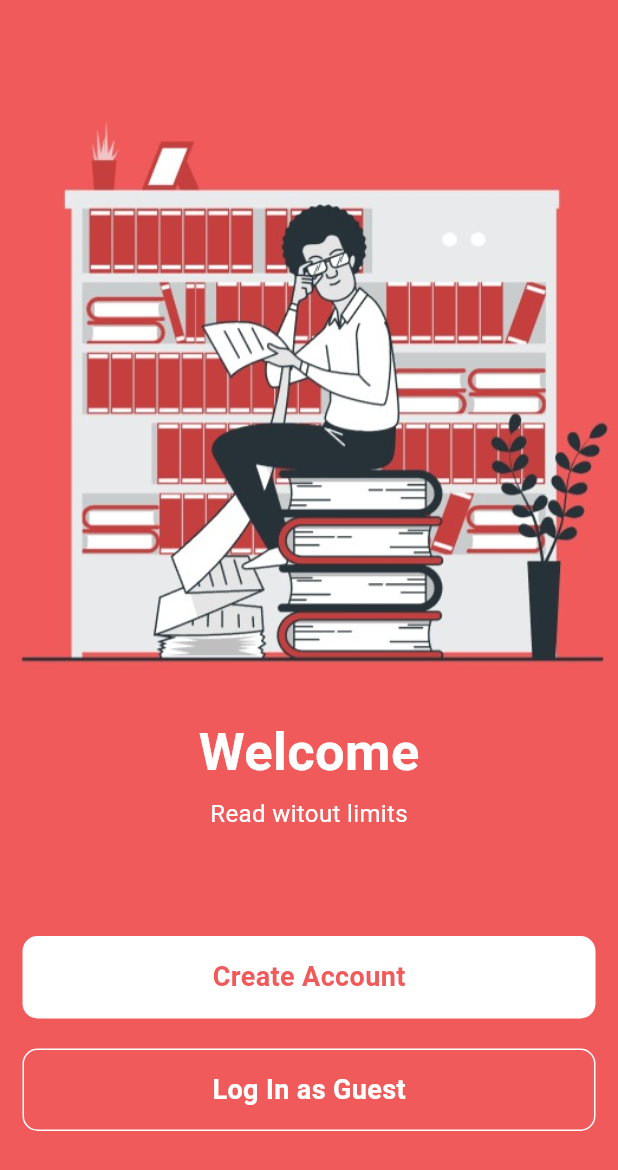
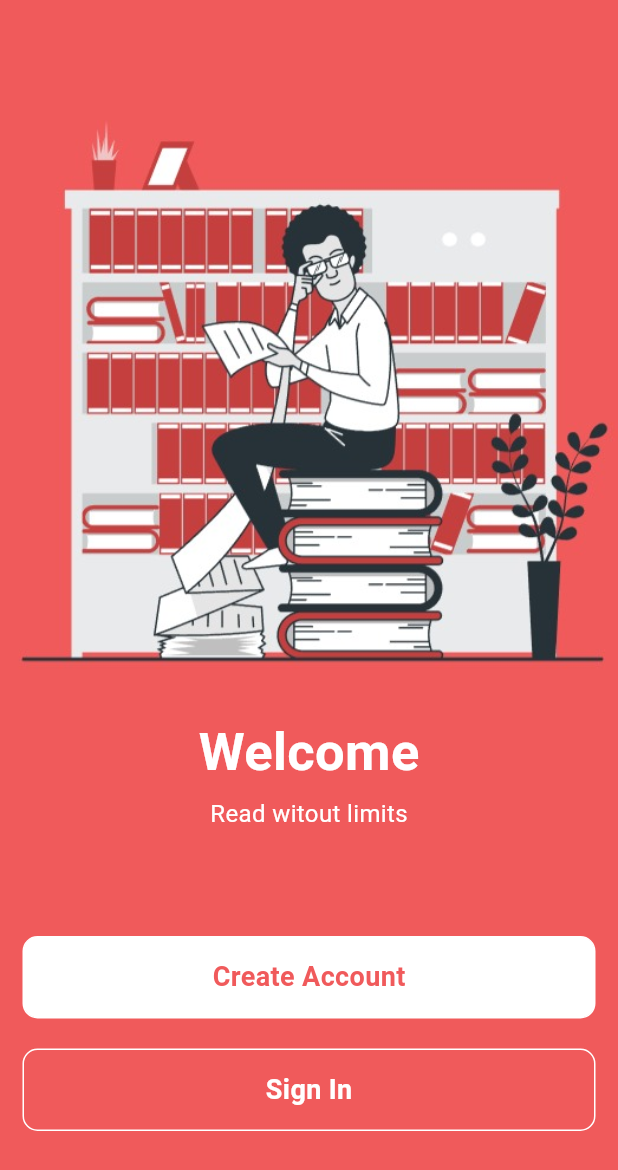
Before and after one commit to omarashour222/ebook_app, a Flutter app: the screen it shows after launch, on a phone screen of 412 x 824 dp. Shown: the top 1170 px of the screen. Run offline on Flutter 3.47's test engine with Material 3 defaults, Android fonts, the light colour scheme and no system bars; our stand-ins replace bloc, flutter_bloc, get.

Commit message:
added Login screen ui

```diff
--- a/lib/features/onboarding/presentation/views/widgets/onboarding_view_body.dart
+++ b/lib/features/onboarding/presentation/views/widgets/onboarding_view_body.dart
@@ -1,6 +1,8 @@
 import 'package:ebook_app/constants.dart';
 import 'package:ebook_app/features/onboarding/presentation/views/widgets/custom_bottom.dart';
+import 'package:ebook_app/features/signin_screen/views/signin_view.dart';
 import 'package:flutter/material.dart';
+import 'package:get/get.dart';
 
 class OnboardingViewBody extends StatelessWidget {
   const OnboardingViewBody({super.key});
@@ -41,10 +43,15 @@ class OnboardingViewBody extends StatelessWidget {
         SizedBox(
           height: 20,
         ),
-        CustomButtom(
-          color: kPrimaryColor,
-          text: 'Log In as Guest',
-          textColor: Colors.white,
+        GestureDetector(
+          onTap: () {
+            Get.to(() => const SigninView());
+          },
+          child: CustomButtom(
+            color: kPrimaryColor,
+            text: 'Sign In',
+            textColor: Colors.white,
+          ),
         ),
         SizedBox(
           height: 70,
--- /dev/null
+++ b/lib/features/signin_screen/cubit/sign_in_cubit.dart
@@ -0,0 +1,21 @@
+import 'package:bloc/bloc.dart';
+import 'package:flutter/material.dart';
+import 'package:meta/meta.dart';
+
+part 'sign_in_state.dart';
+
+class SignInCubit extends Cubit<SignInState> {
+  final TextEditingController userNameController = TextEditingController();
+  bool istextObsecured = true;
+  SignInCubit() : super(SignInInitial());
+
+  void clearText() {
+    userNameController.text = '';
+    emit(ClearText());
+  }
+
+  void showingPass() {
+    istextObsecured = !istextObsecured;
+    emit(ShowingPass());
+  }
+}
--- /dev/null
+++ b/lib/features/signin_screen/cubit/sign_in_state.dart
@@ -0,0 +1,10 @@
+part of 'sign_in_cubit.dart';
+
+@immutable
+sealed class SignInState {}
+
+final class SignInInitial extends SignInState {}
+
+final class ClearText extends SignInState {}
+
+final class ShowingPass extends SignInState {}
--- a/lib/main.dart
+++ b/lib/main.dart
@@ -1,4 +1,5 @@
 import 'package:ebook_app/features/onboarding/presentation/views/onboarding_view.dart';
+import 'package:ebook_app/features/signin_screen/cubit/sign_in_cubit.dart';
 import 'package:ebook_app/features/splash_screen/cubit/splash_screen_cubit.dart';
 import 'package:ebook_app/features/splash_screen/view/splash_view.dart';
 import 'package:flutter/material.dart';
@@ -19,6 +20,9 @@ class EbookApp extends StatelessWidget {
           BlocProvider(
             create: (context) => SplashScreenCubit()..displayTheme(),
           ),
+          BlocProvider(
+            create: (context) => SignInCubit(),
+          )
         ],
         child: GetMaterialApp(
           debugShowCheckedModeBanner: false,
```
Also changed, not shown: lib/features/signin_screen/views/signin_view.dart (added, +65 -0 lines), lib/features/signin_screen/widgets/password_text.dart (added, +49 -0 lines), lib/features/signin_screen/widgets/signin_button.dart (added, +19 -0 lines), lib/features/signin_screen/widgets/username_text.dart (added, +50 -0 lines).
